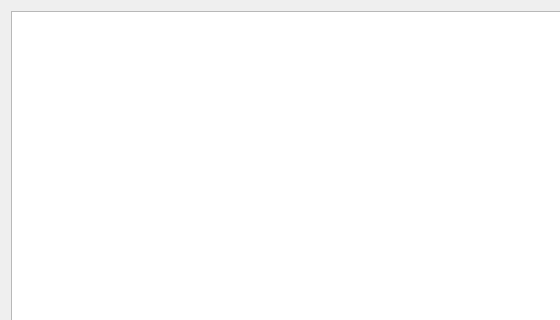
Old version of the form flxEditor/ResourceBrowserWidget.ui in the repository TreePuncher/gamekit; both pictures show x 0 to 560 and y 0 to 320 of the 1152 by 722 pixel window.
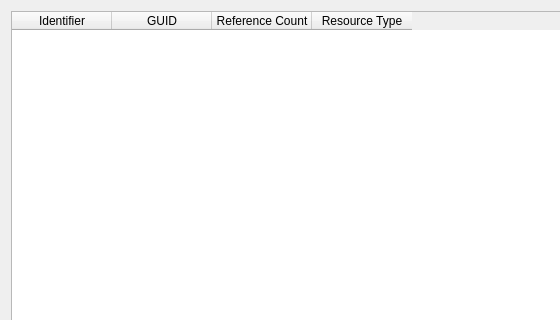
New version of the form.

Commit message: Added docklet for inspecting Mesh Resource properties.

The edit to the form file:
```diff
--- a/flxEditor/ResourceBrowserWidget.ui
+++ b/flxEditor/ResourceBrowserWidget.ui
@@ -21,7 +21,34 @@
   </property>
   <layout class="QVBoxLayout" name="verticalLayout">
    <item>
-    <widget class="QTableWidget" name="tableWidget"/>
+    <widget class="QTableWidget" name="tableWidget">
+     <property name="selectionBehavior">
+      <enum>QAbstractItemView::SelectItems</enum>
+     </property>
+     <attribute name="verticalHeaderVisible">
+      <bool>false</bool>
+     </attribute>
+     <column>
+      <property name="text">
+       <string>Identifier</string>
+      </property>
+     </column>
+     <column>
+      <property name="text">
+       <string>GUID</string>
+      </property>
+     </column>
+     <column>
+      <property name="text">
+       <string>Reference Count</string>
+      </property>
+     </column>
+     <column>
+      <property name="text">
+       <string>Resource Type</string>
+      </property>
+     </column>
+    </widget>
    </item>
   </layout>
  </widget>
```
The commit also changes 41 other files.
